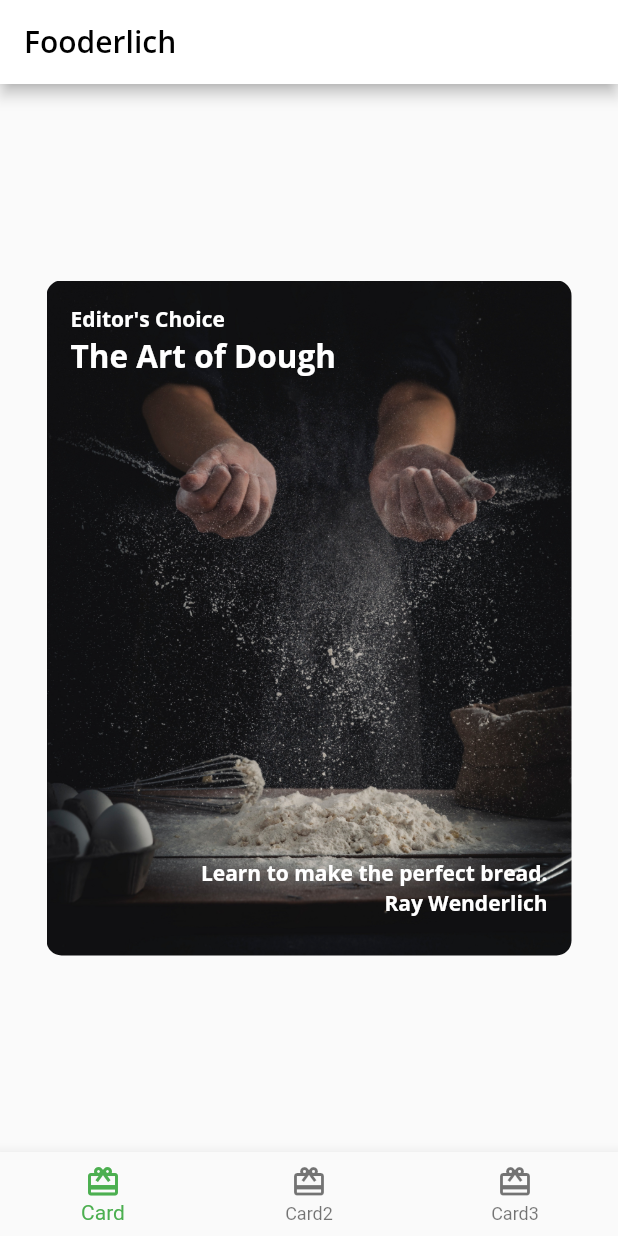
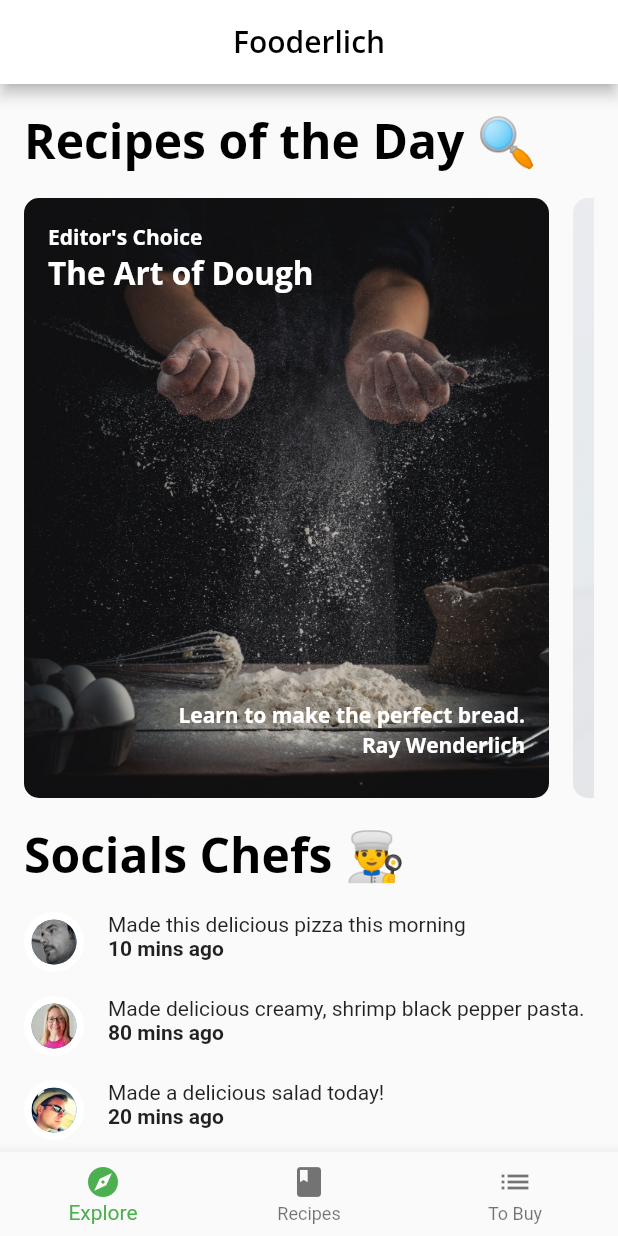
Before and after one commit to justicebhekani88/fooderlich_app_2_0, a Flutter app: the screen it shows after launch, on a phone screen of 412 x 824 dp. Run offline on Flutter 3.47's test engine with Material 2 defaults, Android fonts, the phone set to English and light mode, and no system bars; our stand-ins replace google_fonts.

Commit message:
end of chapter 5

```diff
--- a/fooderlich/lib/components/card3.dart
+++ b/fooderlich/lib/components/card3.dart
@@ -9,7 +9,7 @@ class Card3 extends StatelessWidget {
 
   List<Widget> createTagChips() {
     final chips = <Widget>[];
-    recipe.tags!.take(6).forEach((element) {
+    recipe.tags!.take(10).forEach((element) {
       final chip = Chip(
           label: Text(element, style: FooderlichTheme.darkTextTheme.bodyText1),
           backgroundColor: Colors.black.withOpacity(0.7));
--- a/fooderlich/lib/components/components.dart
+++ b/fooderlich/lib/components/components.dart
@@ -3,3 +3,8 @@ export 'card1.dart';
 export 'card2.dart';
 export 'card3.dart';
 export 'circle_image.dart';
+export 'today_recipe_list_view.dart';
+export 'friend_post_title.dart';
+export 'friend_post_list_view.dart';
+export 'recipe_thumbnails.dart';
+export 'recipes_grid_view.dart';
--- /dev/null
+++ b/fooderlich/lib/components/friend_post_list_view.dart
@@ -0,0 +1,40 @@
+import 'package:flutter/material.dart';
+import '../models/models.dart';
+import 'components.dart';
+
+class FriendPostListView extends StatelessWidget{
+  final List<Post> friendPost;
+
+  const FriendPostListView({Key? key, required this.friendPost}):super(key: key);
+
+  @override
+  Widget build(BuildContext context){
+    return Padding(
+      padding: const EdgeInsets.only(left: 16, right: 16, top: 0),
+      child: Column(
+        crossAxisAlignment: CrossAxisAlignment.start,
+        children: [
+          Text(
+            'Socials Chefs 👨‍🍳',
+            style: Theme.of(context).textTheme.headline1),
+          const SizedBox(height: 16,),
+          ListView.separated(
+            primary: false,
+            physics: const NeverScrollableScrollPhysics(),
+            shrinkWrap: true,
+            scrollDirection: Axis.vertical,
+            itemCount: friendPost.length,
+            itemBuilder: (context, index){
+              final post = friendPost[index];
+              return FriendPostTile(post: post);
+            },
+            separatorBuilder: (context, index){
+              return const SizedBox(height: 16,);
+            },
+          ),
+          const SizedBox(height: 16,),
+        ],
+      ),
+    );
+  }
+}
--- /dev/null
+++ b/fooderlich/lib/components/friend_post_title.dart
@@ -0,0 +1,31 @@
+import 'package:flutter/material.dart';
+import '../models/models.dart';
+import '../components/components.dart';
+
+class FriendPostTile extends StatelessWidget{
+  final Post post;
+
+  const FriendPostTile({Key ? key, required this.post}):super(key: key);
+
+  @override
+  Widget build(BuildContext context){
+    return Row(
+      crossAxisAlignment: CrossAxisAlignment.start,
+      mainAxisAlignment: MainAxisAlignment.start,
+      children: [
+        CircleImage(imageProvider: AssetImage(post.profileImageUrl),
+         imageRadius: 20),
+         const SizedBox(width: 16),
+         Expanded(
+          child: Column(
+            crossAxisAlignment: CrossAxisAlignment.start,
+            children: [
+              Text(post.comment),
+              Text('${post.timestamp} mins ago',
+              style: const TextStyle(fontWeight: FontWeight.w700))
+            ],
+          ),)
+      ],
+    );
+  }
+}
--- /dev/null
+++ b/fooderlich/lib/components/recipes_grid_view.dart
@@ -0,0 +1,29 @@
+import 'package:flutter/material.dart';
+import '../components/components.dart';
+import '../models/models.dart';
+
+class RecipesGridView extends StatelessWidget{
+  final List<SimpleRecipe> recipes;
+
+  const RecipesGridView({Key? key, required this.recipes}):super(key: key);
+
+  @override
+  Widget build(BuildContext context){
+    return Padding(
+      padding: const EdgeInsets.only(left: 16, right: 16, top: 16),
+      child: GridView.builder(
+        itemCount: recipes.length,
+        //answer to second assignment chapter 5, display the grid in singular column form.
+        //the maxCrossAxiseExtent is set to value greater than the device's width so the column fills the entire
+        //width of the screen
+        //gridDelegate: const SliverGridDelegateWithMaxCrossAxisExtent(maxCrossAxisExtent: 500.0),
+        gridDelegate: const SliverGridDelegateWithFixedCrossAxisCount(
+          crossAxisCount: 2),
+          itemBuilder: (context, index){
+            final simpleRecipe = recipes[index];
+            return RecipeThumbnail(recipe: simpleRecipe);
+          }
+      ),
+    );
+  }
+}
--- /dev/null
+++ b/fooderlich/lib/components/today_recipe_list_view.dart
@@ -0,0 +1,54 @@
+import 'package:flutter/material.dart';
+import '../components/components.dart';
+import '../models/models.dart';
+
+class TodayRecipeListView extends StatelessWidget{
+  final List<ExploreRecipe> recipes;
+  const TodayRecipeListView({Key? key, required this.recipes}):super(key: key);
+
+  @override
+  Widget build(BuildContext context){
+    return Padding(
+      padding: const EdgeInsets.only(left: 16, right: 16, top: 16),
+      child: Column(
+        crossAxisAlignment: CrossAxisAlignment.start,
+        children: [
+          Text(
+            'Recipes of the Day 🔍',
+            style: Theme.of(context).textTheme.headline1,
+          ),
+          const SizedBox(height: 16,),
+          Container(
+            height: 400,
+            color: Colors.transparent,
+            child: ListView.separated(
+              scrollDirection: Axis.horizontal,
+              itemCount: recipes.length,
+              itemBuilder:(context, index){
+                final recipe = recipes[index];
+                return buildCard(recipe);
+              },
+              separatorBuilder:(context, index){
+                return const SizedBox(width: 16,);
+              },
+            ),
+          ),
+        ],
+      ),
+    );
+  }
+
+  Widget buildCard(ExploreRecipe recipe){
+    if(recipe.cardType == RecipeCardType.card1){
+      return Card1(recipe: recipe);
+    }
+    else if(recipe.cardType == RecipeCardType.card2){
+      return Card2(recipe: recipe);
+    }
+    else if(recipe.cardType == RecipeCardType.card3){
+      return Card3(recipe: recipe);
+    }else{
+      throw Exception('This card doesn\'t exist yet');
+    }
+  }
+}
--- a/fooderlich/lib/home.dart
+++ b/fooderlich/lib/home.dart
@@ -1,6 +1,6 @@
 import 'package:flutter/material.dart';
-import 'models/explore_recipe.dart';
-import 'components/components.dart';
+import 'package:fooderlich/screens/explore_screen.dart';
+import 'package:fooderlich/screens/recipe_screen.dart';
 
 class Home extends StatefulWidget {
   const Home({Key? key}) : super(key: key);
@@ -13,37 +13,40 @@ class _HomeState extends State<Home> {
   int _selectedIndex = 0;
 
   static List<Widget> pages = <Widget>[
-    Card1(
-        recipe: ExploreRecipe(
-            authorName: 'Ray Wenderlich',
-            title: 'The Art of Dough',
-            subtitle: 'Editor\'s Choice',
-            message: 'Learn to make the perfect bread.',
-            backgroundImage: 'assets/magazine_pics/card_bread.jpg')),
-    Card2(
-        recipe: ExploreRecipe(
-            authorName: 'Mike Katz',
-            role: 'Smoothie Connoisseur',
-            profileImage: 'assets/profile_pics/person_katz.jpeg',
-            title: 'Recipe',
-            subtitle: 'Smoothies',
-            backgroundImage: 'assets/magazine_pics/mag2.png')),
-    Card3(
-        recipe: ExploreRecipe(
-            title: 'Vegan Trends',
-            tags: [
-              'Healthy',
-              'Vegan',
-              'Carrots',
-              'Greens',
-              'Wheat',
-              'Pescetarian',
-              'Mint',
-              'Lemongrass',
-              'Salad',
-              'Water'
-            ],
-            backgroundImage: 'assets/magazine_pics/mag3.png')),
+    ExploreScreen(),
+    RecipeScreen(),
+    Container(color: Colors.blue),
+    // Card1(
+    //     recipe: ExploreRecipe(
+    //         authorName: 'Ray Wenderlich',
+    //         title: 'The Art of Dough',
+    //         subtitle: 'Editor\'s Choice',
+    //         message: 'Learn to make the perfect bread.',
+    //         backgroundImage: 'assets/magazine_pics/card_bread.jpg')),
+    // Card2(
+    //     recipe: ExploreRecipe(
+    //         authorName: 'Mike Katz',
+    //         role: 'Smoothie Connoisseur',
+    //         profileImage: 'assets/profile_pics/person_katz.jpeg',
+    //         title: 'Recipe',
+    //         subtitle: 'Smoothies',
+    //         backgroundImage: 'assets/magazine_pics/mag2.png')),
+    // Card3(
+    //     recipe: ExploreRecipe(
+    //         title: 'Vegan Trends',
+    //         tags: [
+    //           'Healthy',
+    //           'Vegan',
+    //           'Carrots',
+    //           'Greens',
+    //           'Wheat',
+    //           'Pescetarian',
+    //           'Mint',
+    //           'Lemongrass',
+    //           'Salad',
+    //           'Water'
+    //         ],
+    //         backgroundImage: 'assets/magazine_pics/mag3.png')),
   ];
 
   void _onItemTapped(int index) {
@@ -56,6 +59,7 @@ class _HomeState extends State<Home> {
   Widget build(BuildContext context) {
     return Scaffold(
         appBar: AppBar(
+          centerTitle: true,
             title: Text('Fooderlich',
                 style: Theme.of(context).textTheme.headline6)),
         body: pages[_selectedIndex],
@@ -66,11 +70,11 @@ class _HomeState extends State<Home> {
             onTap: _onItemTapped,
             items: const <BottomNavigationBarItem>[
               BottomNavigationBarItem(
-                  icon: Icon(Icons.card_giftcard), label: 'Card'),
+                  icon: Icon(Icons.explore), label: 'Explore'),
               BottomNavigationBarItem(
-                  icon: Icon(Icons.card_giftcard), label: 'Card2'),
+                  icon: Icon(Icons.book), label: 'Recipes'),
               BottomNavigationBarItem(
-                  icon: Icon(Icons.card_giftcard), label: 'Card3'),
+                  icon: Icon(Icons.list), label: 'To Buy'),
             ]));
   }
 }
--- a/fooderlich/lib/main.dart
+++ b/fooderlich/lib/main.dart
@@ -11,6 +11,10 @@ class Fooderlich extends StatelessWidget {
   @override
   Widget build(BuildContext context) {
     final theme = FooderlichTheme.light();
-    return MaterialApp(theme: theme, title: 'Fooderlich', home: const Home());
+    return MaterialApp(
+      theme: theme,
+      title: 'Fooderlich',
+      home: const Home(),
+    );
   }
 }
```
Also changed, not shown: fooderlich/lib/components/recipe_thumbnails.dart (added, +41 -0 lines), fooderlich/lib/screens/explore_screen.dart (added, +70 -0 lines), fooderlich/lib/screens/recipe_screen.dart (added, +27 -0 lines), fooderlich/assets/fooderlich_assets/empty_list.png (added), 1 other file.
